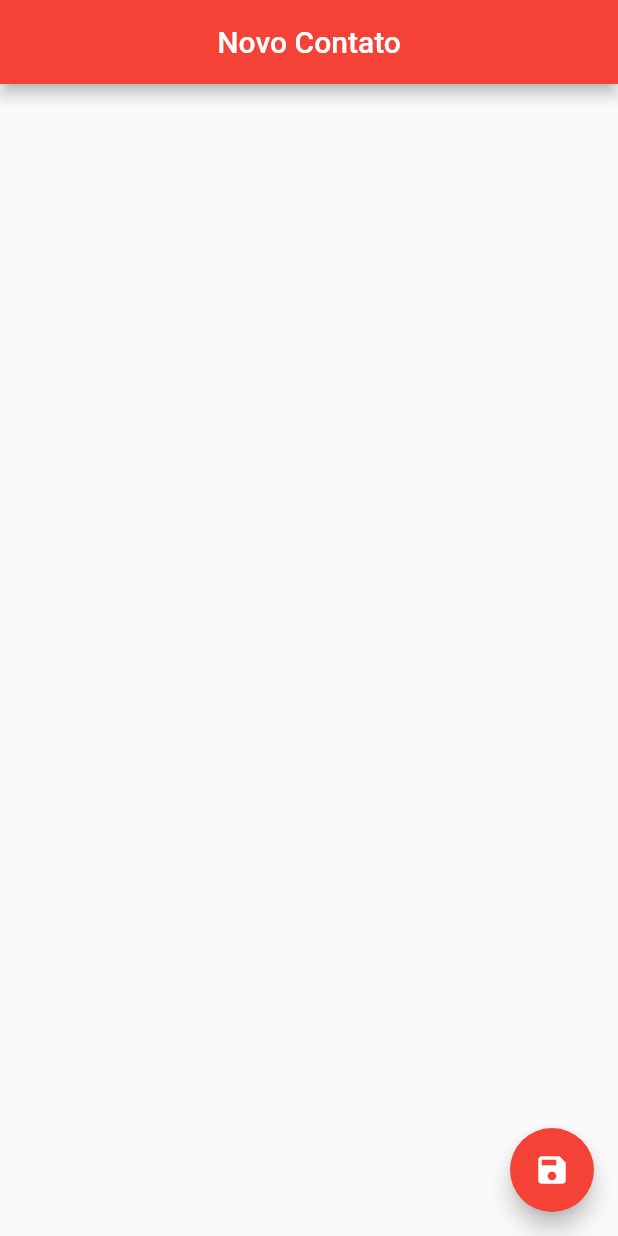
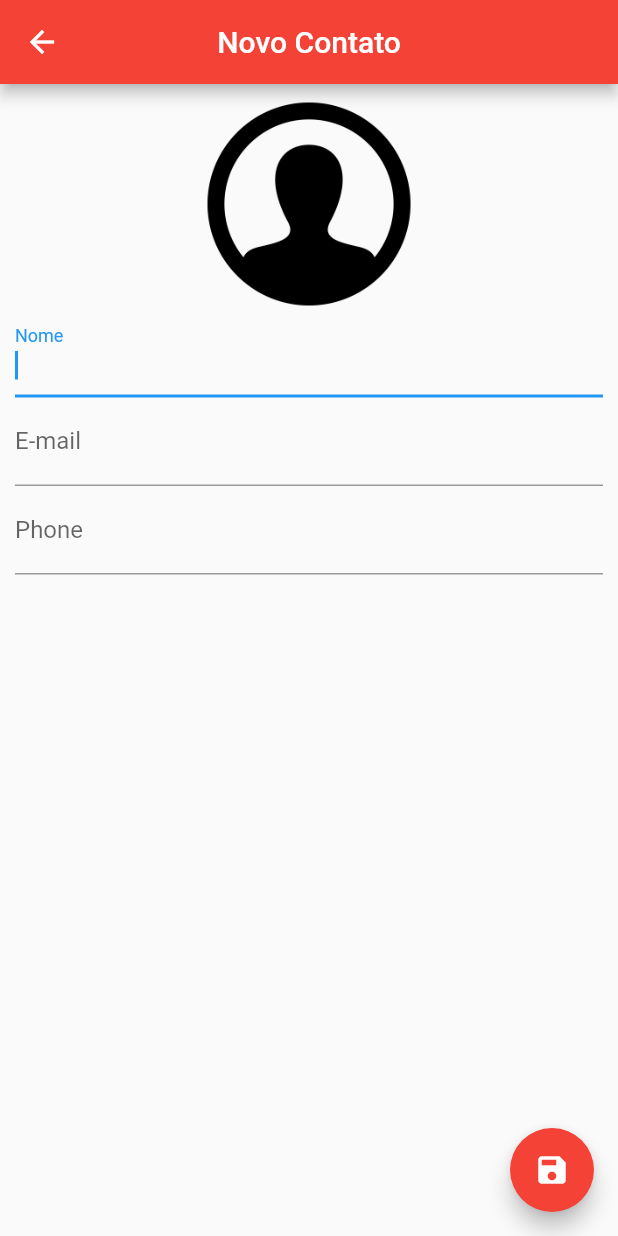
Before and after one commit to emerson-roots/curso_flutter_app_agenda_contatos, a Flutter app: the ContactPage screen opened directly, after a tap on the "save" icon, on a phone screen of 412 x 824 dp. Run offline on Flutter 3.47's test engine with Material 2 defaults, Android fonts, the phone set to English and light mode, and no system bars; our stand-ins replace sqflite; accounts and stored records are empty.

Commit message:
Aulas 173, 174 e 175 - Salvando e editando contato e navegando entre telas

```diff
--- a/lib/main.dart
+++ b/lib/main.dart
@@ -5,7 +5,7 @@ import 'ui/contact_page.dart';
 
 void main() {
   runApp(MaterialApp(
-    home: ContactPage(),
+    home: HomePage(),
     debugShowCheckedModeBanner: false,
   ));
 }
--- a/lib/ui/contact_page.dart
+++ b/lib/ui/contact_page.dart
@@ -1,33 +1,44 @@
+import 'dart:io';
+
 import 'package:flutter/material.dart';
 
 import '../helpers/contact_helper.dart';
 
 class ContactPage extends StatefulWidget {
-
   final Contact? contact;
 
-  ContactPage([ this.contact ]);
+  ContactPage({this.contact});
 
   @override
   State<ContactPage> createState() => _ContactPageState();
-
 }
 
 class _ContactPageState extends State<ContactPage> {
+  Contact? _editedContact;
+  bool _userEdited = false;
 
-  Contact? _editedContact;
+  // controladores
+  final _nameController = TextEditingController();
+  final _emailController = TextEditingController();
+  final _phoneController = TextEditingController();
+
+  final _nameFocus = FocusNode();
 
   @override
   void initState() {
     super.initState();
 
-    if(widget.contact == null){
+    if (widget.contact == null) {
       _editedContact = Contact();
     } else {
       _editedContact = Contact.fromMap(widget.contact!.toMap());
+
+      // pega os dados do contato passado no parametro e passa para tela
+      _nameController.text = _editedContact!.name!;
+      _emailController.text = _editedContact!.email!;
+      _phoneController.text = _editedContact!.phone!;
     }
   }
-
 
   @override
   Widget build(BuildContext context) {
@@ -38,12 +49,67 @@ class _ContactPageState extends State<ContactPage> {
         centerTitle: true,
       ),
       floatingActionButton: FloatingActionButton(
-        onPressed: (){},
+        onPressed: () {
+          if (_editedContact!.name != null && _editedContact!.name!.isNotEmpty) {
+            Navigator.pop(context, _editedContact);
+          } else {
+            FocusScope.of(context).requestFocus(_nameFocus);
+          }
+        },
         child: Icon(Icons.save),
         backgroundColor: Colors.red,
       ),
+      body: SingleChildScrollView(
+        padding: EdgeInsets.all(10.0),
+        child: Column(
+          children: <Widget>[
+            GestureDetector(
+              child: Container(
+                width: 140.0,
+                height: 140.0,
+                decoration: BoxDecoration(
+                  shape: BoxShape.circle,
+                  image: DecorationImage(
+                      image: _editedContact?.img != null
+                          ? FileImage(File(_editedContact?.img ??
+                              'sem_diretorio_na_coluna_imgColumn'))
+                          : const AssetImage("images/avatar.png")
+                              as ImageProvider),
+                ),
+              ),
+            ),
+            TextField(
+              controller: _nameController,
+              focusNode: _nameFocus,
+              onChanged: (text) {
+                _userEdited = true;
+                setState(() {
+                  _editedContact?.name = text;
+                });
+              },
+              decoration: InputDecoration(labelText: "Nome"),
+            ),
+            TextField(
+              controller: _emailController,
+              onChanged: (text) {
+                _userEdited = true;
+                _editedContact?.email = text;
+              },
+              keyboardType: TextInputType.emailAddress,
+              decoration: InputDecoration(labelText: "E-mail"),
+            ),
+            TextField(
+              controller: _phoneController,
+              onChanged: (text) {
+                _userEdited = true;
+                _editedContact?.phone = text;
+              },
+              keyboardType: TextInputType.phone,
+              decoration: InputDecoration(labelText: "Phone"),
+            )
+          ],
+        ),
+      ),
     );
   }
-
-
 }
```
Also changed, not shown: lib/ui/home_page.dart (+37 -8 lines).
